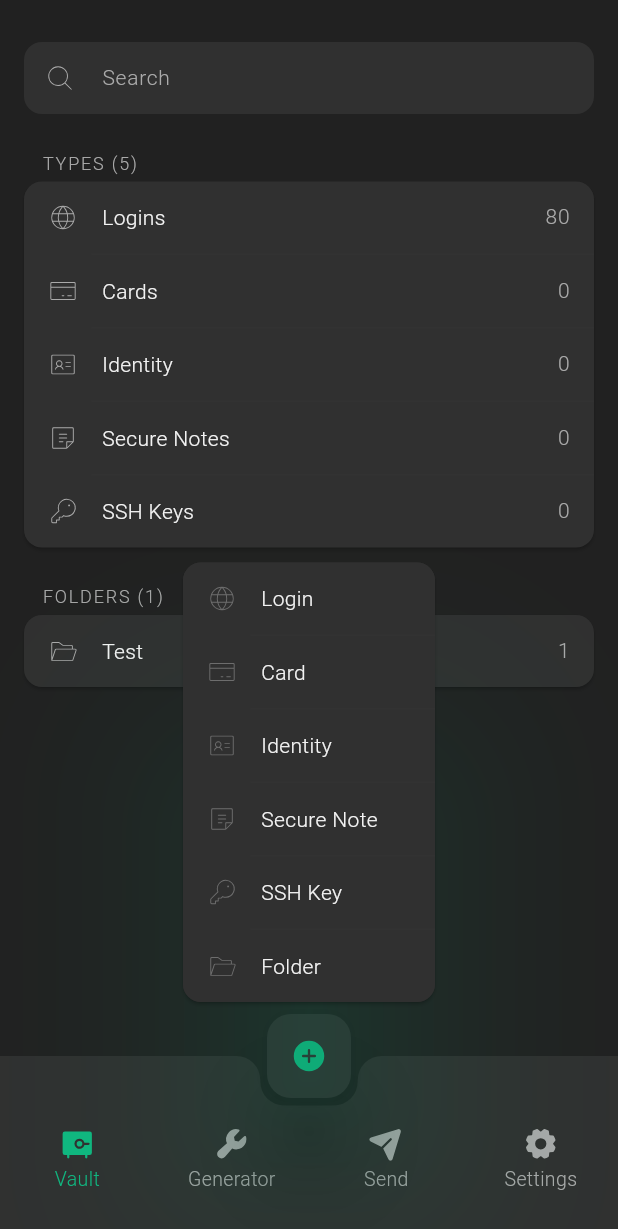
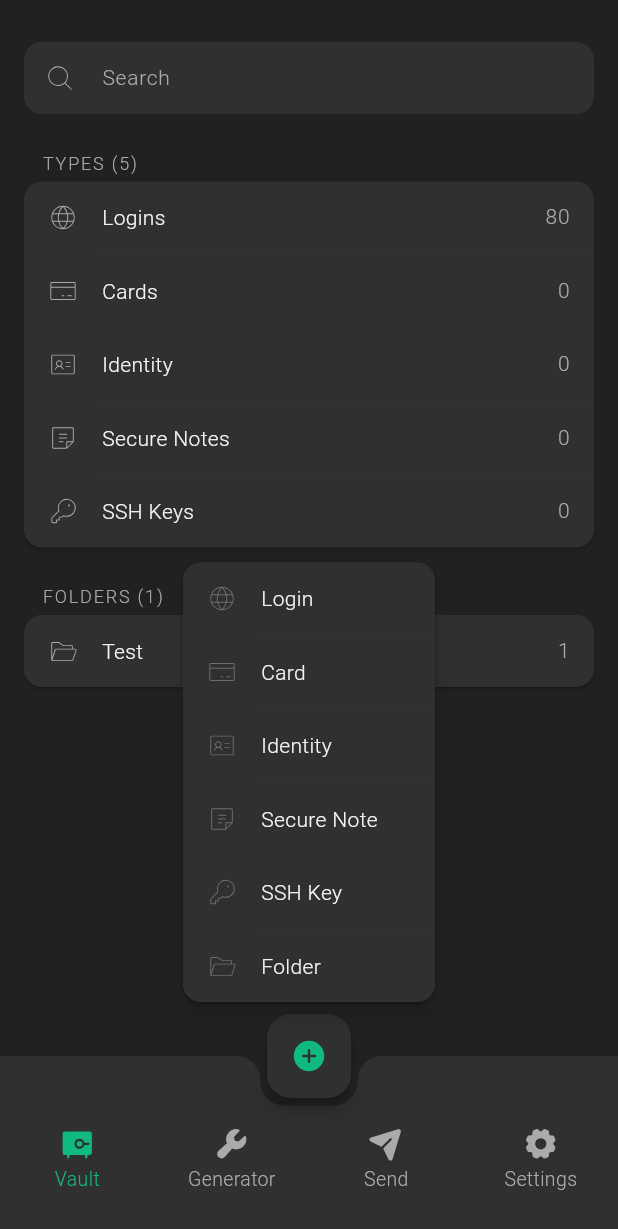
Before and after one commit to cyberfish-dev/pass-tool, a Flutter app: the screen it shows after launch, after a tap on an icon or button, on a phone screen of 412 x 824 dp. Shown: the top 1229 px of the screen. Run offline on Flutter 3.47's test engine with Material 3 defaults, Android fonts, the phone set to English and light mode, and no system bars; our stand-ins replace phosphor_flutter; Roboto replaces fonts that are missing (SFProText).

Commit message:
elevations

```diff
--- a/flutter_app/lib/actions/show_add_pass_menu.dart
+++ b/flutter_app/lib/actions/show_add_pass_menu.dart
@@ -8,7 +8,7 @@ void showAddMenu(BuildContext context, GlobalKey itemKey) {
 
 void _openPopupAboveFab(BuildContext context, GlobalKey itemKey) {
   // 1) Grab the Overlay’s RenderBox
-  final overlay = Overlay.of(context)!.context.findRenderObject() as RenderBox;
+  final overlay = Overlay.of(context).context.findRenderObject() as RenderBox;
 
   // 2) Grab the FAB’s RenderBox
   final fabBox = itemKey.currentContext!.findRenderObject() as RenderBox;
@@ -40,8 +40,8 @@ void _openPopupAboveFab(BuildContext context, GlobalKey itemKey) {
       borderRadius: BorderRadius.circular(12.0),
 
     ),
-    elevation: 65,
-    shadowColor: Theme.of(context).colorScheme.secondary.withAlpha(130),
+    elevation: 5,
+    shadowColor: Theme.of(context).colorScheme.surface,
     items: [
       PopupMenuItem(
         padding: EdgeInsets.zero,
--- a/flutter_app/lib/themes/main.dart
+++ b/flutter_app/lib/themes/main.dart
@@ -49,7 +49,7 @@ final darkTeme = ThemeData.dark().copyWith(
   floatingActionButtonTheme: const FloatingActionButtonThemeData(
     backgroundColor: darkCard,
     foregroundColor: accent,
-    elevation: 25,
+    elevation: 5,
   ),
   dividerColor: dividerColor,
   dividerTheme: DividerThemeData(color: dividerColor, thickness: 1),
```
